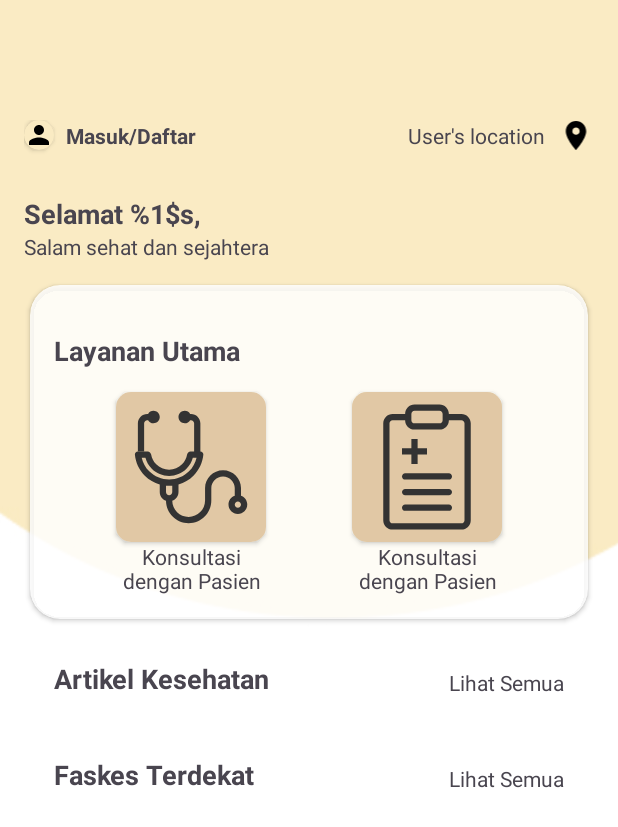
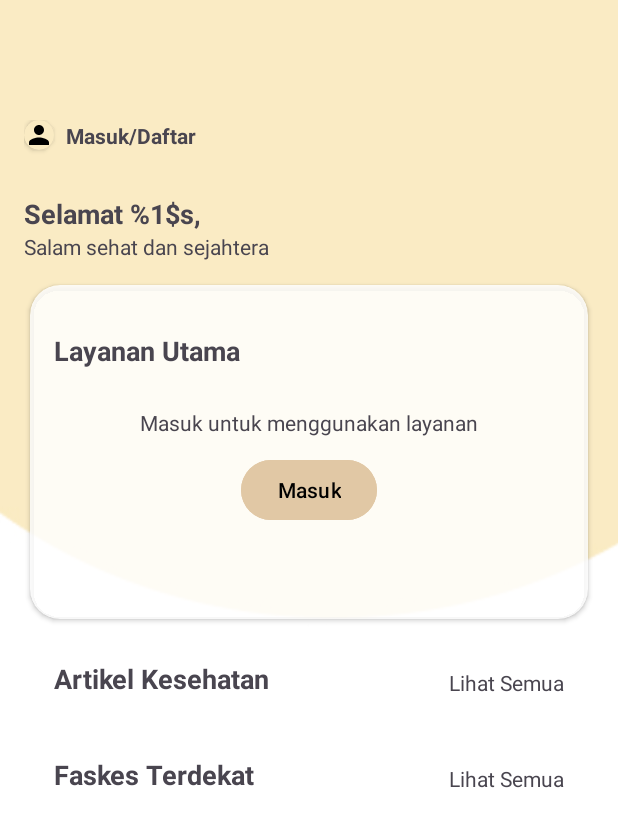
Before and after one commit to UNNESTech-UNNES/MEDUNNES-mobile, an Android app: the layout fragment_home.xml on its own in the app's theme, with its tools: preview values and no code run, on a phone screen of 412 x 824 dp. Shown: the top 827 px of the screen. Run offline under Robolectric (Android 15) with nearby library versions, the light colour scheme and no system bars.

Commit message:
add progress bar when load data at home and condition when authenticate

```diff
--- a/medunnes/app/src/main/java/com/medunnes/telemedicine/ui/home/HomeFragment.kt
+++ b/medunnes/app/src/main/java/com/medunnes/telemedicine/ui/home/HomeFragment.kt
@@ -60,6 +60,7 @@ class HomeFragment : Fragment(), View.OnClickListener {
             tvArtikelAll.setOnClickListener(this@HomeFragment)
             tvFaskesAll.setOnClickListener(this@HomeFragment)
             tvAuthenticate.setOnClickListener(this@HomeFragment)
+            btnLogin.setOnClickListener(this@HomeFragment)
         }
 
         return root
@@ -73,10 +74,14 @@ class HomeFragment : Fragment(), View.OnClickListener {
     private suspend fun setUserProfile() {
         val userStatus = viewModel.getUserStatus()
         if (userStatus) {
+            showProgressBar(true)
+            binding.tvMasukLayanan.visibility = View.GONE
+            binding.btnLogin.visibility = View.GONE
             val userId = viewModel.getUserLoginId()
             viewModel.getUserLogin(userId)
             viewModel.user.observe(viewLifecycleOwner) { data ->
                 if (!data.isNullOrEmpty()) {
+                    showProgressBar(false)
                     data.forEach {
                         binding.tvAuthenticate.text = it.name
                         binding.tvAuthenticate.isClickable = false
@@ -101,6 +106,26 @@ class HomeFragment : Fragment(), View.OnClickListener {
                     }
                 }
             }
+        }
+    }
+
+    private fun showProgressBar(isLoading: Boolean) {
+        if (isLoading) {
+            binding.progressBar.visibility = View.VISIBLE
+            binding.tvAuthenticate.visibility = View.INVISIBLE
+            binding.prgressBar2.visibility = View.VISIBLE
+            binding.cvKonsultasi.visibility = View.INVISIBLE
+            binding.cvBuatJanji.visibility = View.INVISIBLE
+            binding.tvKonsultasi.visibility = View.INVISIBLE
+            binding.tvJanji.visibility = View.INVISIBLE
+        } else {
+            binding.progressBar.visibility = View.GONE
+            binding.tvAuthenticate.visibility = View.VISIBLE
+            binding.prgressBar2.visibility = View.GONE
+            binding.cvKonsultasi.visibility = View.VISIBLE
+            binding.cvBuatJanji.visibility = View.VISIBLE
+            binding.tvKonsultasi.visibility = View.VISIBLE
+            binding.tvJanji.visibility = View.VISIBLE
         }
     }
 
@@ -218,6 +243,11 @@ class HomeFragment : Fragment(), View.OnClickListener {
         }
     }
 
+    private fun intentLogin() {
+        val intent = Intent(context, LoginActivity::class.java)
+        startActivity(intent)
+    }
+
     override fun onClick(view: View?) {
         with(binding) {
              when(view) {
@@ -253,10 +283,8 @@ class HomeFragment : Fragment(), View.OnClickListener {
 
                  tvArtikelAll -> makeToast(undoneText())
                  tvFaskesAll -> makeToast(undoneText())
-                 tvAuthenticate -> {
-                     val intent = Intent(context, LoginActivity::class.java)
-                     startActivity(intent)
-                 }
+                 tvAuthenticate -> intentLogin()
+                 btnLogin -> intentLogin()
                  else -> Log.d("CLICK", "error")
              }
         }
--- a/medunnes/app/src/main/res/layout/fragment_home.xml
+++ b/medunnes/app/src/main/res/layout/fragment_home.xml
@@ -43,23 +43,15 @@
             android:textStyle="bold"
             android:text="@string/masuk_daftar"/>
 
-        <ImageView
-            android:id="@+id/iv_location"
-            android:layout_width="wrap_content"
-            android:layout_height="wrap_content"
-            app:layout_constraintEnd_toEndOf="parent"
-            app:layout_constraintTop_toTopOf="@id/cv_profile_pic"
-            app:layout_constraintBottom_toBottomOf="@id/cv_profile_pic"
-            android:src="@drawable/location"/>
-
-        <TextView
-            android:layout_width="wrap_content"
-            android:layout_height="wrap_content"
-            app:layout_constraintEnd_toStartOf="@id/iv_location"
-            app:layout_constraintTop_toTopOf="@id/iv_location"
-            app:layout_constraintBottom_toBottomOf="@id/iv_location"
-            android:layout_marginEnd="8dp"
-            android:text="@string/user_location"/>
+        <ProgressBar
+            android:id="@+id/progress_bar"
+            android:layout_width="0dp"
+            android:layout_height="0dp"
+            app:layout_constraintStart_toStartOf="@id/tv_authenticate"
+            app:layout_constraintEnd_toEndOf="@id/tv_authenticate"
+            app:layout_constraintTop_toTopOf="@id/tv_authenticate"
+            app:layout_constraintBottom_toBottomOf="@id/tv_authenticate"
+            android:visibility="gone"/>
 
         <TextView
             android:id="@+id/greeting"
@@ -96,36 +88,38 @@
                 android:layout_width="match_parent"
                 android:layout_height="wrap_content"
                 android:padding="16dp">
+
                 <TextView
                     android:id="@+id/tv_layanan_utama"
                     android:layout_width="wrap_content"
                     android:layout_height="wrap_content"
+                    android:text="@string/layanan_utama"
+                    android:textSize="18sp"
+                    android:textStyle="bold"
+                    app:layout_constraintBottom_toTopOf="@id/cv_konsultasi"
                     app:layout_constraintStart_toStartOf="parent"
-                    app:layout_constraintTop_toTopOf="parent"
-                    app:layout_constraintBottom_toTopOf="@id/cv_konsultasi"
-                    android:textStyle="bold"
-                    android:textSize="18sp"
-                    android:text="@string/layanan_utama" />
+                    app:layout_constraintTop_toTopOf="parent" />
 
                 <androidx.cardview.widget.CardView
                     android:id="@+id/cv_konsultasi"
                     android:layout_width="100dp"
                     android:layout_height="100dp"
+                    android:layout_marginEnd="16dp"
+                    android:layout_marginBottom="20dp"
+                    app:cardCornerRadius="10dp"
+                    app:layout_constraintBottom_toBottomOf="parent"
+                    app:layout_constraintEnd_toStartOf="@id/cv_buat_janji"
                     app:layout_constraintStart_toStartOf="parent"
                     app:layout_constraintTop_toBottomOf="@id/tv_layanan_utama"
-                    app:layout_constraintEnd_toStartOf="@id/cv_buat_janji"
-                    app:layout_constraintBottom_toBottomOf="parent"
-                    android:layout_marginEnd="16dp"
-                    android:layout_marginBottom="20dp"
-                    app:cardCornerRadius="10dp">
+                    android:visibility="invisible">
 
                     <ImageButton
                         android:id="@+id/btn_konsultasi"
                         android:layout_width="match_parent"
                         android:layout_height="match_parent"
                         android:layout_gravity="center"
+                        android:background="@color/fourth_color"
                         android:scaleType="fitCenter"
-                        android:background="@color/fourth_color"
                         android:src="@drawable/stethoscope" />
 
                 </androidx.cardview.widget.CardView>
@@ -134,23 +128,25 @@
                     android:id="@+id/tv_konsultasi"
                     android:layout_width="0dp"
                     android:layout_height="wrap_content"
+                    android:text="@string/konsultasi_dokter"
+                    android:textAlignment="center"
+                    app:layout_constraintEnd_toEndOf="@id/cv_konsultasi"
+                    app:layout_constraintStart_toStartOf="@id/cv_konsultasi"
                     app:layout_constraintTop_toBottomOf="@id/cv_konsultasi"
-                    app:layout_constraintStart_toStartOf="@id/cv_konsultasi"
-                    app:layout_constraintEnd_toEndOf="@id/cv_konsultasi"
-                    android:textAlignment="center"
-                    android:text="@string/konsultasi_dokter"/>
+                    android:visibility="invisible"/>
 
                 <androidx.cardview.widget.CardView
                     android:id="@+id/cv_buat_janji"
                     android:layout_width="100dp"
                     android:layout_height="100dp"
+                    android:layout_marginBottom="20dp"
+                    android:backgroundTint="@color/secondary_color"
                     app:cardCornerRadius="10dp"
+                    app:layout_constraintBottom_toBottomOf="parent"
+                    app:layout_constraintEnd_toEndOf="parent"
                     app:layout_constraintStart_toEndOf="@id/cv_konsultasi"
                     app:layout_constraintTop_toBottomOf="@id/tv_layanan_utama"
-                    app:layout_constraintBottom_toBottomOf="parent"
-                    app:layout_constraintEnd_toEndOf="parent"
-                    android:layout_marginBottom="20dp"
-                    android:backgroundTint="@color/secondary_color">
+                    android:visibility="invisible">
 
                     <ImageButton
                         android:id="@+id/btn_buat_janji"
@@ -166,11 +162,45 @@
                     android:id="@+id/tv_janji"
                     android:layout_width="0dp"
                     android:layout_height="wrap_content"
+                    android:text="@string/konsultasi_dokter"
+                    android:textAlignment="center"
+                    app:layout_constraintEnd_toEndOf="@id/cv_buat_janji"
+                    app:layout_constraintStart_toStartOf="@id/cv_buat_janji"
                     app:layout_constraintTop_toBottomOf="@id/cv_buat_janji"
-                    app:layout_constraintStart_toStartOf="@id/cv_buat_janji"
-                    app:layout_constraintEnd_toEndOf="@id/cv_buat_janji"
-                    android:textAlignment="center"
-                    android:text="@string/konsultasi_dokter"/>
+                    android:visibility="invisible"/>
+
+                <ProgressBar
+                    android:id="@+id/prgress_bar_2"
+                    android:layout_width="wrap_content"
+                    android:layout_height="wrap_content"
+                    android:visibility="gone"
+                    app:layout_constraintBottom_toBottomOf="parent"
+                    app:layout_constraintEnd_toEndOf="parent"
+                    app:layout_constraintStart_toStartOf="parent"
+                    app:layout_constraintTop_toBottomOf="@id/tv_layanan_utama" />
+
+                <Button
+                    android:id="@+id/btn_login"
+                    android:layout_width="wrap_content"
+                    android:layout_height="wrap_content"
+                    app:layout_constraintEnd_toEndOf="parent"
+                    app:layout_constraintStart_toStartOf="parent"
+                    app:layout_constraintTop_toBottomOf="@id/tv_masuk_layanan"
+                    app:layout_constraintBottom_toBottomOf="@id/cv_konsultasi"
+                    android:backgroundTint="@color/fourth_color"
+                    android:text="@string/masuk"
+                    android:textColor="@color/black"
+                    android:visibility="visible"/>
+
+                <TextView
+                    android:id="@+id/tv_masuk_layanan"
+                    android:layout_width="wrap_content"
+                    android:layout_height="wrap_content"
+                    app:layout_constraintStart_toStartOf="parent"
+                    app:layout_constraintEnd_toEndOf="parent"
+                    app:layout_constraintTop_toTopOf="@id/cv_konsultasi"
+                    app:layout_constraintBottom_toTopOf="@id/btn_login"
+                    android:text="@string/masuk_untuk_menggunakan_layanan"/>
 
             </androidx.constraintlayout.widget.ConstraintLayout>
 
--- a/medunnes/app/src/main/res/values/strings.xml
+++ b/medunnes/app/src/main/res/values/strings.xml
@@ -199,6 +199,7 @@
     <string name="akhiri_sesi">Akhiri Sesi</string>
     <string name="sesi_telah_berakhir">Sesi telah berakhir</string>
     <string name="lihat_catatan">Lihat catatan</string>
+    <string name="masuk_untuk_menggunakan_layanan">Masuk untuk menggunakan layanan</string>
 
     <string-array name="jenis_kelamin">
         <item>Laki-laki</item>
```
